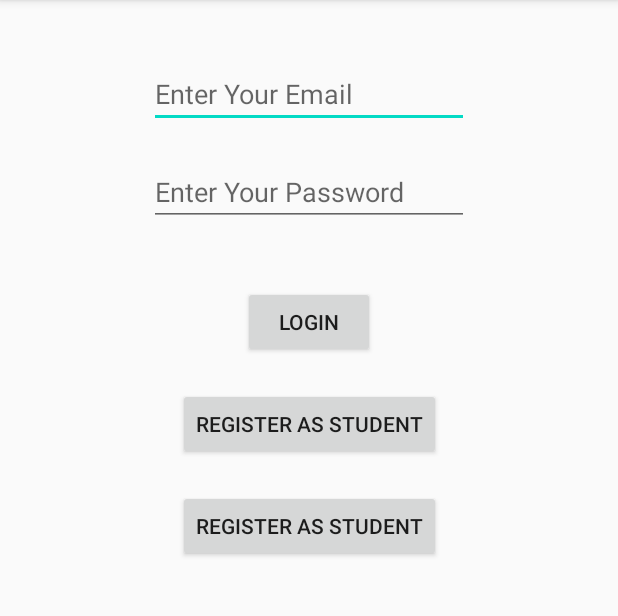
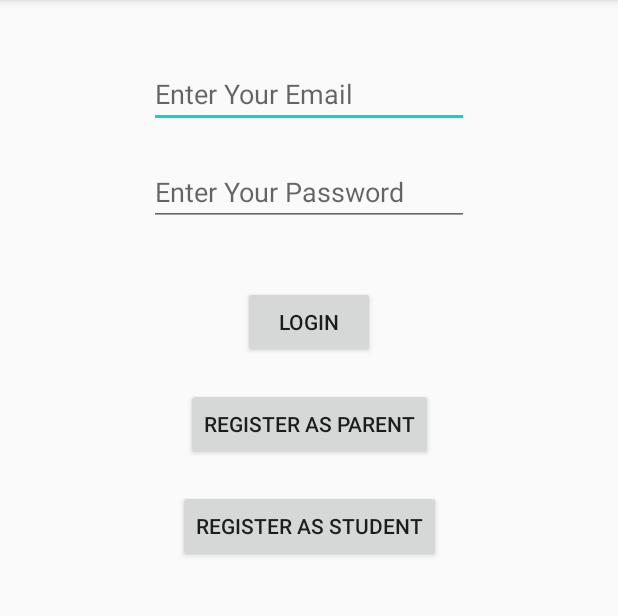
Before and after one commit to JustinLaGree/DBII-Project, an Android app: the screen it shows after launch (LoginActivity), on a phone screen of 412 x 824 dp, the part 84-700 px from its top. Run offline under Robolectric (Android 15) with nearby library versions, the phone set to English and light mode, and no system bars.

Commit message:
fix string constant.

```diff
--- a/Phase3/Java/db2/app/src/main/res/layout/activity_login.xml
+++ b/Phase3/Java/db2/app/src/main/res/layout/activity_login.xml
@@ -44,7 +44,7 @@
         android:layout_width="wrap_content"
         android:layout_height="wrap_content"
         android:layout_marginTop="20dp"
-        android:text="@string/register_as_student_button"
+        android:text="@string/register_as_parent_button"
         app:layout_constraintEnd_toEndOf="parent"
         app:layout_constraintStart_toStartOf="parent"
         app:layout_constraintTop_toBottomOf="@+id/button_login" />
```
